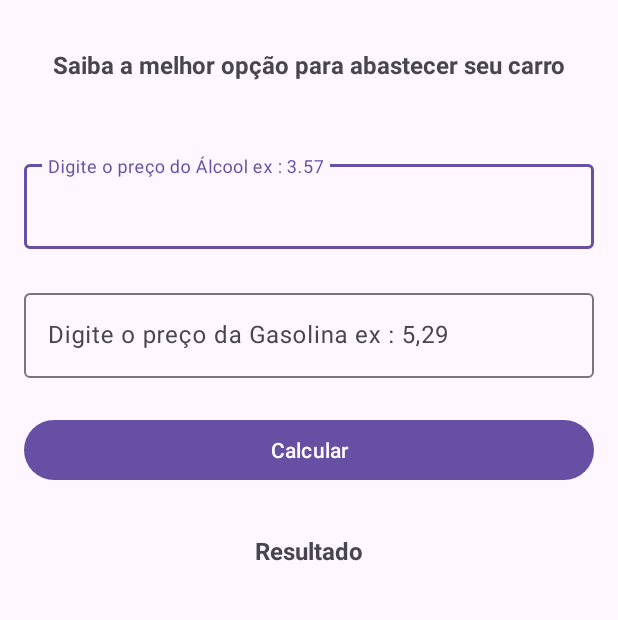
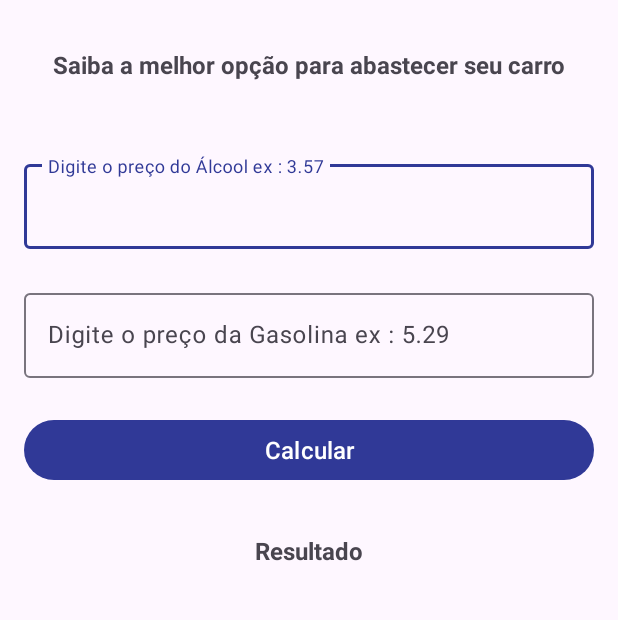
Before and after one commit to felipe-matos/AppAlcoolouGasolina, an Android app: the screen it shows after launch (MainActivity), on a phone screen of 412 x 824 dp, the part 451-1071 px from its top. Run offline under Robolectric (Android 15) with nearby library versions, the phone set to English and light mode, and no system bars.

Commit message:
segundo commit criando a finalizando do app.

```diff
--- a/app/src/main/java/com/example/appalcoolougasolina/MainActivity.kt
+++ b/app/src/main/java/com/example/appalcoolougasolina/MainActivity.kt
@@ -2,10 +2,86 @@ package com.example.appalcoolougasolina
 
 import androidx.appcompat.app.AppCompatActivity
 import android.os.Bundle
+import android.widget.Button
+import android.widget.TextView
+import com.google.android.material.textfield.TextInputEditText
+import com.google.android.material.textfield.TextInputLayout
 
 class MainActivity : AppCompatActivity() {
+
+    private lateinit var textIntputAlcool : TextInputLayout
+    private lateinit var editAlcool : TextInputEditText
+
+
+    private lateinit var textIntputGasolina : TextInputLayout
+    private lateinit var editGasolina : TextInputEditText
+
+    private lateinit var btnCalcular : Button
+    private lateinit var textResultado : TextView
+
     override fun onCreate(savedInstanceState: Bundle?) {
         super.onCreate(savedInstanceState)
         setContentView(R.layout.activity_main)
+
+        inicializarComponetesInterface ()
+            btnCalcular.setOnClickListener {
+                calcularMelhorPreco()
+
+        }
+
+    }
+
+    //Método que recuperar o preco do Alcool e Gasolina
+    private fun calcularMelhorPreco() {
+
+        val precoAlcool = editAlcool.text.toString()
+        val precoGasolina = editGasolina.text.toString()
+
+        val resultadoValidacao = validarCampos(precoAlcool, precoGasolina)
+
+        if(resultadoValidacao){
+
+            val precoAlcoolNumero = precoAlcool.toDouble()
+            val precoGasolinaNumero = precoGasolina.toDouble()
+            val resultado = precoAlcoolNumero / precoGasolinaNumero
+
+            if(resultado >= 0.7){
+                textResultado.text = "Melhor Utilizar Gasolina"
+            } else {
+                textResultado.text = "Melhor Utilizar Álcool"
+            }
+
+        }
+
+    }
+
+    private fun validarCampos(pAlcool: String, pGasolina: String): Boolean {
+
+        textIntputAlcool.error = null
+        textIntputGasolina.error = null
+
+        if(pAlcool.isEmpty()){
+            textIntputAlcool.error = "Digite o preço do Alcool"
+            return false
+        } else if(pGasolina.isEmpty()) {
+            textIntputGasolina.error = "Digite o preço da Gasolina"
+            return false
+        }
+
+    return true
+    }
+
+    private fun inicializarComponetesInterface() {
+
+        textIntputAlcool = findViewById(R.id.text_input_alcool)
+        editAlcool = findViewById(R.id.edit_alcool)
+
+        textIntputGasolina = findViewById(R.id.text_input_gasolina)
+        editGasolina = findViewById(R.id.edit_gasolina)
+
+        btnCalcular = findViewById(R.id.btn_calcular)
+        textResultado = findViewById(R.id.text_resultado)
+
+
     }
 }
--- a/app/src/main/res/layout/activity_main.xml
+++ b/app/src/main/res/layout/activity_main.xml
@@ -32,7 +32,7 @@
         app:layout_constraintTop_toBottomOf="@+id/imageView2" />
 
     <com.google.android.material.textfield.TextInputLayout
-        android:id="@+id/textInputLayout"
+        android:id="@+id/text_input_alcool"
         android:layout_width="0dp"
         android:layout_height="wrap_content"
         android:layout_marginStart="16dp"
@@ -44,6 +44,7 @@
         app:layout_constraintTop_toBottomOf="@+id/textView">
 
         <com.google.android.material.textfield.TextInputEditText
+            android:id="@+id/edit_alcool"
             android:layout_width="match_parent"
             android:layout_height="wrap_content"
             android:hint="Digite o preço do Álcool ex : 3.57"
@@ -51,7 +52,7 @@
     </com.google.android.material.textfield.TextInputLayout>
 
     <com.google.android.material.textfield.TextInputLayout
-        android:id="@+id/textInputLayout2"
+        android:id="@+id/text_input_gasolina"
         android:layout_width="0dp"
         android:layout_height="wrap_content"
         android:layout_marginStart="16dp"
@@ -60,30 +61,32 @@
         app:layout_constraintEnd_toEndOf="parent"
         app:layout_constraintHorizontal_bias="0.5"
         app:layout_constraintStart_toStartOf="parent"
-        app:layout_constraintTop_toBottomOf="@+id/textInputLayout">
+        app:layout_constraintTop_toBottomOf="@+id/text_input_alcool">
 
         <com.google.android.material.textfield.TextInputEditText
+            android:id="@+id/edit_gasolina"
             android:layout_width="match_parent"
             android:layout_height="wrap_content"
-            android:hint="Digite o preço da Gasolina ex : 5,29"
+            android:hint="Digite o preço da Gasolina ex : 5.29"
             android:inputType="number|numberDecimal" />
     </com.google.android.material.textfield.TextInputLayout>
 
     <Button
-        android:id="@+id/button"
+        android:id="@+id/btn_calcular"
         android:layout_width="0dp"
         android:layout_height="wrap_content"
         android:layout_marginStart="16dp"
         android:layout_marginTop="24dp"
         android:layout_marginEnd="16dp"
         android:text="Calcular"
+        android:textSize="16sp"
         app:layout_constraintEnd_toEndOf="parent"
         app:layout_constraintHorizontal_bias="0.5"
         app:layout_constraintStart_toStartOf="parent"
-        app:layout_constraintTop_toBottomOf="@+id/textInputLayout2" />
+        app:layout_constraintTop_toBottomOf="@+id/text_input_gasolina" />
 
     <TextView
-        android:id="@+id/textView2"
+        android:id="@+id/text_resultado"
         android:layout_width="0dp"
         android:layout_height="wrap_content"
         android:layout_marginStart="16dp"
@@ -96,5 +99,5 @@
         app:layout_constraintEnd_toEndOf="parent"
         app:layout_constraintHorizontal_bias="0.5"
         app:layout_constraintStart_toStartOf="parent"
-        app:layout_constraintTop_toBottomOf="@+id/button" />
+        app:layout_constraintTop_toBottomOf="@+id/btn_calcular" />
 </androidx.constraintlayout.widget.ConstraintLayout>
--- a/app/src/main/res/values/colors.xml
+++ b/app/src/main/res/values/colors.xml
@@ -2,4 +2,7 @@
 <resources>
     <color name="black">#FF000000</color>
     <color name="white">#FFFFFFFF</color>
+
+    <color name="azul">#303997</color>
+
 </resources>
--- a/app/src/main/res/values/themes.xml
+++ b/app/src/main/res/values/themes.xml
@@ -2,7 +2,7 @@
     <!-- Base application theme. -->
     <style name="Base.Theme.AppAlcoolOuGasolina" parent="Theme.Material3.DayNight.NoActionBar">
         <!-- Customize your light theme here. -->
-        <!-- <item name="colorPrimary">@color/my_light_primary</item> -->
+        <item name="colorPrimary">@color/azul</item>
     </style>
 
     <style name="Theme.AppAlcoolOuGasolina" parent="Base.Theme.AppAlcoolOuGasolina" />
```
